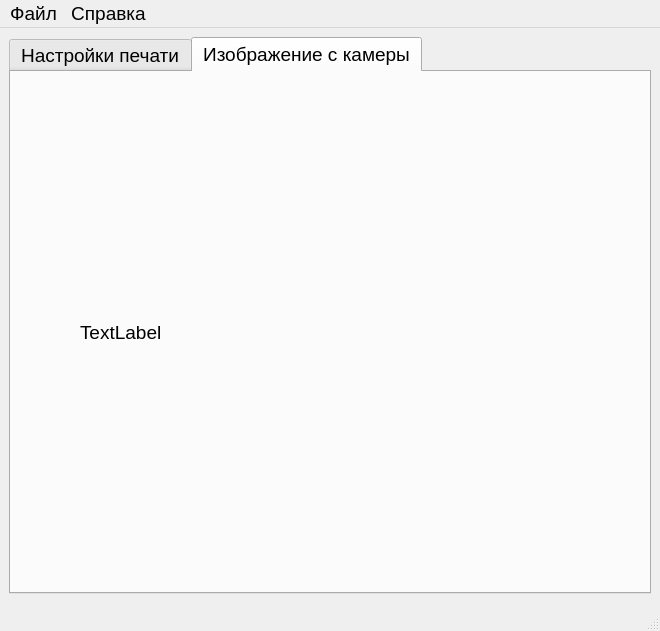
First picture: the form in mainwindow.ui, repository KoteAnimen/Work-WithCameraPrinter, before the edit.
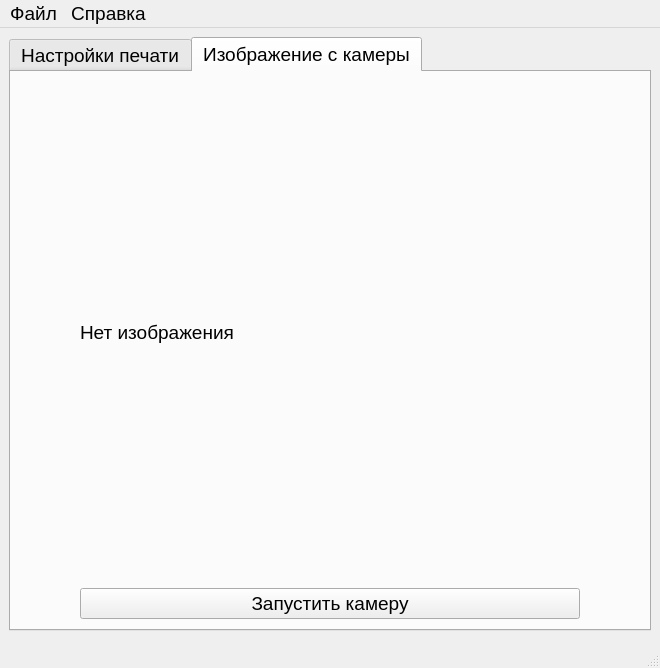
Second picture: the form after the edit. The open tabs and pages were chosen to show the change.

The edit to the form file:
```diff
--- a/mainwindow.ui
+++ b/mainwindow.ui
@@ -7,7 +7,7 @@
     <x>0</x>
     <y>0</y>
     <width>660</width>
-    <height>631</height>
+    <height>644</height>
    </rect>
   </property>
   <property name="font">
@@ -23,7 +23,7 @@
     <item row="0" column="0">
      <widget class="QTabWidget" name="tabWidget">
       <property name="currentIndex">
-       <number>0</number>
+       <number>1</number>
       </property>
       <widget class="QWidget" name="tab">
        <attribute name="title">
@@ -130,15 +130,15 @@
         <string>Изображение с камеры</string>
        </attribute>
        <layout class="QGridLayout" name="gridLayout_2">
-        <item row="1" column="2">
-         <spacer name="horizontalSpacer_2">
+        <item row="3" column="1">
+         <spacer name="verticalSpacer_3">
           <property name="orientation">
-           <enum>Qt::Horizontal</enum>
+           <enum>Qt::Vertical</enum>
           </property>
           <property name="sizeHint" stdset="0">
            <size>
-            <width>40</width>
-            <height>20</height>
+            <width>20</width>
+            <height>40</height>
            </size>
           </property>
          </spacer>
@@ -157,24 +157,17 @@
             <height>16777215</height>
            </size>
           </property>
+          <property name="layoutDirection">
+           <enum>Qt::LeftToRight</enum>
+          </property>
           <property name="text">
-           <string>TextLabel</string>
+           <string>Нет изображения</string>
+          </property>
+          <property name="textFormat">
+           <enum>Qt::AutoText</enum>
           </property>
          </widget>
         </item>
-        <item row="2" column="1">
-         <spacer name="verticalSpacer_3">
-          <property name="orientation">
-           <enum>Qt::Vertical</enum>
-          </property>
-          <property name="sizeHint" stdset="0">
-           <size>
-            <width>20</width>
-            <height>40</height>
-           </size>
-          </property>
-         </spacer>
-        </item>
         <item row="1" column="0">
          <spacer name="horizontalSpacer">
           <property name="orientation">
@@ -188,6 +181,19 @@
           </property>
          </spacer>
         </item>
+        <item row="1" column="2">
+         <spacer name="horizontalSpacer_2">
+          <property name="orientation">
+           <enum>Qt::Horizontal</enum>
+          </property>
+          <property name="sizeHint" stdset="0">
+           <size>
+            <width>40</width>
+            <height>20</height>
+           </size>
+          </property>
+         </spacer>
+        </item>
         <item row="0" column="1">
          <spacer name="verticalSpacer_4">
           <property name="orientation">
@@ -201,6 +207,13 @@
           </property>
          </spacer>
         </item>
+        <item row="2" column="1">
+         <widget class="QPushButton" name="StartCamera">
+          <property name="text">
+           <string>Запустить камеру</string>
+          </property>
+         </widget>
+        </item>
        </layout>
       </widget>
      </widget>
```
